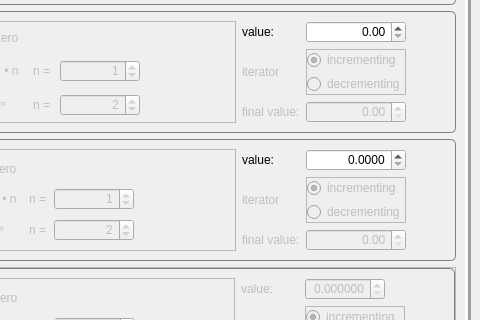
Qt form applications/mne_matching_pursuit/editorwindow.ui (mne-tools/mne-cpp) before a commit; both pictures show x 120 to 600 and y 274 to 594 of the 600 by 950 pixel window.
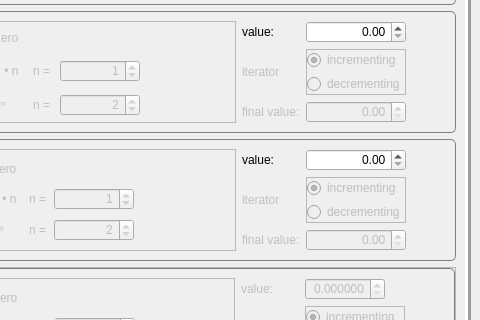
The same form after that commit. Icons and pictures are not drawn.

The edit to the form file:
```diff
--- a/applications/mne_matching_pursuit/editorwindow.ui
+++ b/applications/mne_matching_pursuit/editorwindow.ui
@@ -1251,10 +1251,7 @@
                <set>Qt::AlignRight|Qt::AlignTrailing|Qt::AlignVCenter</set>
               </property>
               <property name="decimals">
-               <number>4</number>
-              </property>
-              <property name="maximum">
-               <double>64.000000000000000</double>
+               <number>2</number>
               </property>
               <property name="singleStep">
                <double>0.100000000000000</double>
```
Left out of the diff: 16 changed lines with no effect on the pictures.
